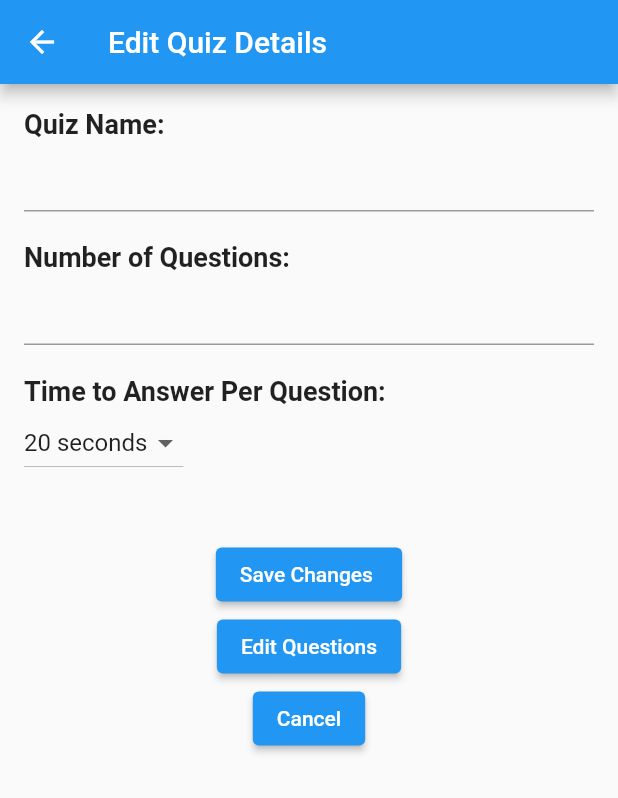
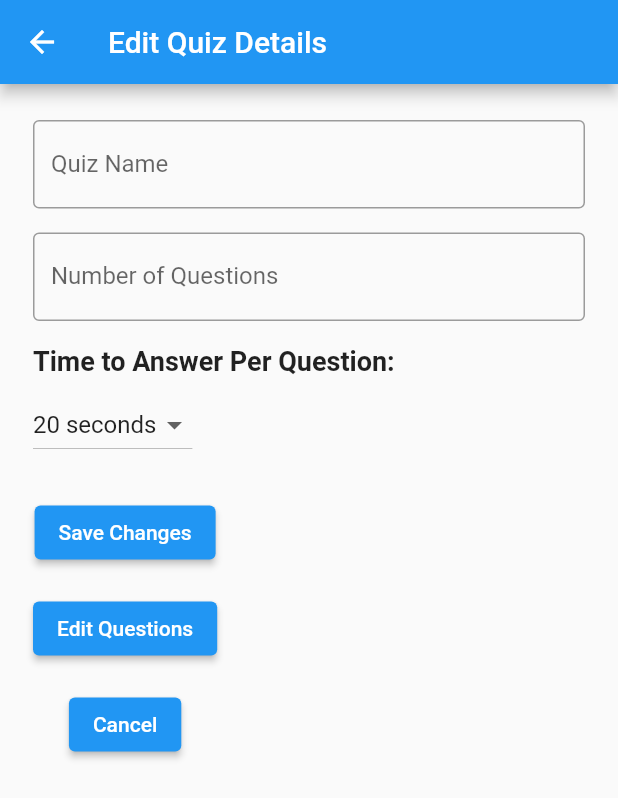
Before and after one commit to IOTSummer23RoboPhoneKahoot/IOTProjectRobophoneKahoot, a Flutter app: the EditQuizDetails screen opened directly with empty values, on a phone screen of 412 x 824 dp. Shown: the top 798 px of the screen. Run offline on Flutter 3.47's test engine with Material 2 defaults, Android fonts, the phone set to English and light mode, and no system bars; our stand-ins replace firebase_core, firebase_database, syncfusion_flutter_charts; accounts and stored records are empty.

Commit message:
edit page and edit style

```diff
--- a/web_project/lib/widgets/EditQuizDetails.dart
+++ b/web_project/lib/widgets/EditQuizDetails.dart
@@ -17,21 +17,21 @@ class EditQuizDetails extends StatefulWidget {
 class _EditQuizDetailsState extends State<EditQuizDetails> {
   final DatabaseReference _databaseRef = FirebaseDatabase.instance.reference();
   String nameOfQuiz = 'Quiz Name';
+  String quiz_id = '1';
   String numOfQuestions = '0';
   int selectedOptionIndex = 0;
   final List<String> options = ['20', '25', '30', '60'];
   Quiz? new_quiz = quiz_temp;
+
   @override
   void initState() {
     super.initState();
 
     setState(() {
       if (widget.quiz != null) {
-        print("im hehehehehehe222");
         nameOfQuiz = widget.quiz!.quizDetails.nameOfQuiz;
-        print(nameOfQuiz);
         numOfQuestions = widget.quiz!.quizDetails.numOfQuestions;
-        print(numOfQuestions);
+        quiz_id = widget.quiz.quizID;
       }
     });
   }
@@ -41,19 +41,19 @@ class _EditQuizDetailsState extends State<EditQuizDetails> {
       appBar: AppBar(
         title: Text('Edit Quiz Details'),
       ),
-      body: SingleChildScrollView(
+      body: Center(
+        child: Container(
+          width: 400, // Adjust the width as needed
           padding: EdgeInsets.all(16.0),
           child: Column(
             crossAxisAlignment: CrossAxisAlignment.start,
             children: [
-            Text(
-              'Quiz Name:',
-              style: TextStyle(
-                fontSize: 18.0,
-                fontWeight: FontWeight.bold,
+              SizedBox(height: 8.0),
+              TextField(
+                decoration: InputDecoration(
+                  labelText: 'Quiz Name',
+                  border: OutlineInputBorder(),
                 ),
-            ),
-            TextField(
                 controller: TextEditingController(text: nameOfQuiz),
                 onChanged: (text) {
                   setState(() {
@@ -61,15 +61,12 @@ class _EditQuizDetailsState extends State<EditQuizDetails> {
                   });
                 },
               ),
-            SizedBox(height: 20.0),
-            Text(
-              'Number of Questions:',
-              style: TextStyle(
-                fontSize: 18.0,
-                fontWeight: FontWeight.bold,
+              SizedBox(height: 16.0),
+              TextField(
+                decoration: InputDecoration(
+                  labelText: 'Number of Questions',
+                  border: OutlineInputBorder(),
                 ),
-            ),
-            TextField(
                 controller: TextEditingController(text: numOfQuestions),
                 onChanged: (text) {
                   setState(() {
@@ -77,7 +74,7 @@ class _EditQuizDetailsState extends State<EditQuizDetails> {
                   });
                 },
               ),
-            SizedBox(height: 20.0),
+              SizedBox(height: 16.0),
               Text(
                 'Time to Answer Per Question:',
                 style: TextStyle(
@@ -85,6 +82,7 @@ class _EditQuizDetailsState extends State<EditQuizDetails> {
                   fontWeight: FontWeight.bold,
                 ),
               ),
+              SizedBox(height: 8.0),
               DropdownButton<int>(
                 value: selectedOptionIndex,
                 onChanged: (int? value) {
@@ -99,32 +97,32 @@ class _EditQuizDetailsState extends State<EditQuizDetails> {
                   );
                 }).toList(),
               ),
-            SizedBox(height: 40.0),
+              SizedBox(height: 24.0),
               Column(
                 children: [
-                Center(
-                  child: ElevatedButton(
+                  ElevatedButton(
                     onPressed: () {
                       submitQuizData();
                     },
-                    child: Text('Save Changes '),
+                    child: Text('Save Changes'),
                   ),
-                ),
-                Center(
-                  child: ElevatedButton(
+                  SizedBox(height: 16.0),
+                  ElevatedButton(
                     onPressed: () {
                       Navigator.push(
                         context,
                         MaterialPageRoute(
-                          builder: (context) => EditQuiz(quiz: widget.quiz),
+                          builder: (context) => EditQuiz(
+                            quiz: widget.quiz,
+                            numberOfQuestionsToEdit: int.parse(numOfQuestions),
+                          ),
                         ),
                       );
                     },
                     child: Text('Edit Questions'),
                   ),
-                ),
-                Center(
-                  child: ElevatedButton(
+                  SizedBox(height: 16.0),
+                  ElevatedButton(
                     onPressed: () {
                       Navigator.push(
                         context,
@@ -135,10 +133,10 @@ class _EditQuizDetailsState extends State<EditQuizDetails> {
                     },
                     child: Text('Cancel'),
                   ),
-                ),
                 ],
               )
             ],
+          ),
         ),
       ),
     );
@@ -153,21 +151,19 @@ class _EditQuizDetailsState extends State<EditQuizDetails> {
 
     _databaseRef
         .child('sabaaTest/quizzes/${widget.quiz.quizID}/quizDetails')
-        .update(quizDetailsData);
+        .update(quizDetailsData)
+        .then((_) {
       if (numOfQuestions != widget.quiz.quizDetails.numOfQuestions) {
-      fetchQuizByID(widget.quiz.quizID).then((fetchedQuizzes) {
-        setState(() {
-          new_quiz = fetchedQuizzes;
-        });
-      });
         Navigator.push(
           context,
           MaterialPageRoute(
             builder: (context) => EditQuiz(
-            quiz: new_quiz,
+              quiz: widget.quiz,
+              numberOfQuestionsToEdit: int.parse(numOfQuestions),
             ),
           ),
         );
       }
+    });
   }
 }
```
Also changed, not shown: web_project/lib/widgets/EditQuiz.dart (+90 -25 lines). Lines whose indentation alone changed are shown as unchanged.
